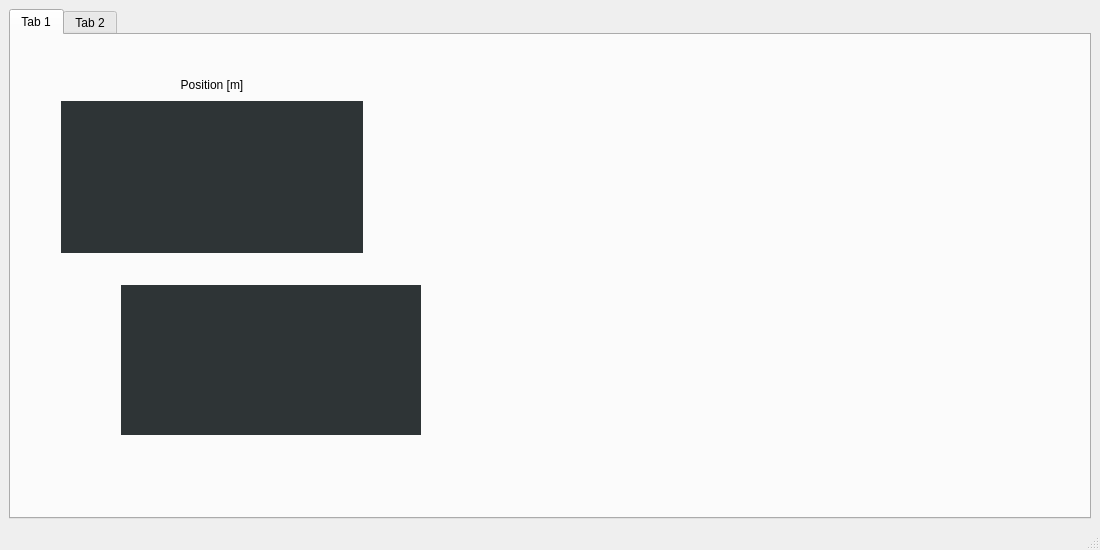
Old version of the form crazyflie_sim_dashboard/mainwindow.ui in the repository bhabas/sar_simulation.
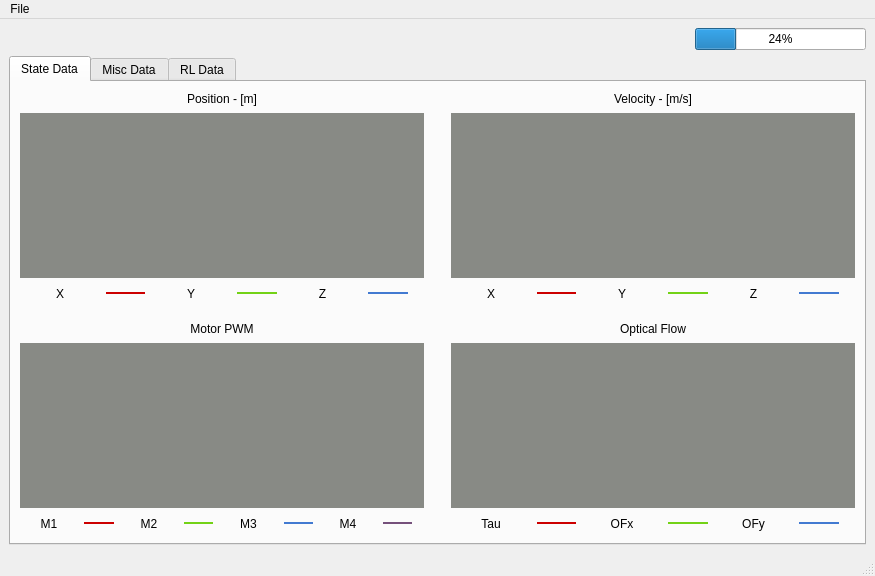
New version of the form. Custom widgets are drawn as their Qt base class.

Commit message: Working dashboard with basic plotting data

Diff of the .ui file:
```diff
--- a/crazyflie_sim_dashboard/mainwindow.ui
+++ b/crazyflie_sim_dashboard/mainwindow.ui
@@ -6,128 +6,586 @@
    <rect>
     <x>0</x>
     <y>0</y>
-    <width>1100</width>
-    <height>550</height>
+    <width>875</width>
+    <height>576</height>
    </rect>
   </property>
   <property name="windowTitle">
    <string>MainWindow</string>
   </property>
   <widget class="QWidget" name="centralwidget">
-   <layout class="QVBoxLayout" name="verticalLayout_5">
+   <layout class="QVBoxLayout" name="verticalLayout_2">
     <item>
-     <widget class="QTabWidget" name="Tabs">
-      <property name="currentIndex">
-       <number>0</number>
-      </property>
-      <widget class="QWidget" name="Tab1">
-       <attribute name="title">
-        <string>Tab 1</string>
-       </attribute>
-       <widget class="PosWidget" name="widget_3" native="true">
-        <property name="geometry">
-         <rect>
-          <x>110</x>
-          <y>250</y>
-          <width>300</width>
-          <height>150</height>
-         </rect>
+     <layout class="QVBoxLayout" name="verticalLayout">
+      <item>
+       <layout class="QHBoxLayout" name="horizontalLayout" stretch="80,20">
+        <item>
+         <spacer name="horizontalSpacer">
+          <property name="orientation">
+           <enum>Qt::Horizontal</enum>
+          </property>
+          <property name="sizeHint" stdset="0">
+           <size>
+            <width>40</width>
+            <height>20</height>
+           </size>
+          </property>
+         </spacer>
+        </item>
+        <item>
+         <widget class="QProgressBar" name="progressBar">
+          <property name="value">
+           <number>24</number>
+          </property>
+         </widget>
+        </item>
+       </layout>
+      </item>
+      <item>
+       <widget class="QTabWidget" name="tabWidget">
+        <property name="currentIndex">
+         <number>0</number>
         </property>
-        <property name="minimumSize">
-         <size>
-          <width>300</width>
-          <height>150</height>
-         </size>
-        </property>
-        <property name="focusPolicy">
-         <enum>Qt::NoFocus</enum>
-        </property>
-        <property name="styleSheet">
-         <string notr="true">background-color: rgb(46, 52, 54);</string>
-        </property>
+        <widget class="QWidget" name="Tab_State">
+         <attribute name="title">
+          <string>State Data</string>
+         </attribute>
+         <layout class="QHBoxLayout" name="horizontalLayout_6">
+          <item>
+           <layout class="QGridLayout" name="gridLayout" rowstretch="40,2,40" columnstretch="40,2,40" rowminimumheight="0,0,0">
+            <item row="0" column="1">
+             <spacer name="horizontalSpacer_6">
+              <property name="orientation">
+               <enum>Qt::Horizontal</enum>
+              </property>
+              <property name="sizeHint" stdset="0">
+               <size>
+                <width>40</width>
+                <height>20</height>
+               </size>
+              </property>
+             </spacer>
+            </item>
+            <item row="0" column="2">
+             <layout class="QVBoxLayout" name="verticalLayout_4" stretch="1,10,1">
+              <item>
+               <widget class="QLabel" name="label_5">
+                <property name="text">
+                 <string>Velocity - [m/s]</string>
+                </property>
+                <property name="alignment">
+                 <set>Qt::AlignCenter</set>
+                </property>
+               </widget>
+              </item>
+              <item>
+               <widget class="VelWidget" name="widget_2" native="true">
+                <property name="styleSheet">
+                 <string notr="true">background-color: rgb(136, 138, 133);</string>
+                </property>
+               </widget>
+              </item>
+              <item>
+               <layout class="QHBoxLayout" name="horizontalLayout_3" stretch="10,5,10,5,10,5,2">
+                <item>
+                 <widget class="QLabel" name="label_6">
+                  <property name="text">
+                   <string>X</string>
+                  </property>
+                  <property name="alignment">
+                   <set>Qt::AlignCenter</set>
+                  </property>
+                 </widget>
+                </item>
+                <item>
+                 <widget class="Line" name="line_4">
+                  <property name="styleSheet">
+                   <string notr="true">color: rgb(204, 0, 0);</string>
+                  </property>
+                  <property name="frameShadow">
+                   <enum>QFrame::Plain</enum>
+                  </property>
+                  <property name="lineWidth">
+                   <number>2</number>
+                  </property>
+                  <property name="orientation">
+                   <enum>Qt::Horizontal</enum>
+                  </property>
+                 </widget>
+                </item>
+                <item>
+                 <widget class="QLabel" name="label_7">
+                  <property name="text">
+                   <string>Y</string>
+                  </property>
+                  <property name="alignment">
+                   <set>Qt::AlignCenter</set>
+                  </property>
+                 </widget>
+                </item>
+                <item>
+                 <widget class="Line" name="line_5">
+                  <property name="styleSheet">
+                   <string notr="true">color: rgb(115, 210, 22);</string>
+                  </property>
+                  <property name="frameShadow">
+                   <enum>QFrame::Plain</enum>
+                  </property>
+                  <property name="lineWidth">
+                   <number>2</number>
+                  </property>
+                  <property name="orientation">
+                   <enum>Qt::Horizontal</enum>
+                  </property>
+                 </widget>
+                </item>
+                <item>
+                 <widget class="QLabel" name="label_8">
+                  <property name="text">
+                   <string>Z</string>
+                  </property>
+                  <property name="alignment">
+                   <set>Qt::AlignCenter</set>
+                  </property>
+                 </widget>
+                </item>
+                <item>
+                 <widget class="Line" name="line_6">
+                  <property name="styleSheet">
+                   <string notr="true">color: rgb(66, 122, 209);</string>
+                  </property>
+                  <property name="frameShadow">
+                   <enum>QFrame::Plain</enum>
+                  </property>
+                  <property name="lineWidth">
+                   <number>2</number>
+                  </property>
+                  <property name="orientation">
+                   <enum>Qt::Horizontal</enum>
+                  </property>
+                 </widget>
+                </item>
+                <item>
+                 <spacer name="horizontalSpacer_3">
+                  <property name="orientation">
+                   <enum>Qt::Horizontal</enum>
+                  </property>
+                  <property name="sizeHint" stdset="0">
+                   <size>
+                    <width>40</width>
+                    <height>20</height>
+                   </size>
+                  </property>
+                 </spacer>
+                </item>
+               </layout>
+              </item>
+             </layout>
+            </item>
+            <item row="0" column="0">
+             <layout class="QVBoxLayout" name="verticalLayout_3" stretch="1,10,1">
+              <item>
+               <widget class="QLabel" name="label">
+                <property name="text">
+                 <string>Position - [m]</string>
+                </property>
+                <property name="alignment">
+                 <set>Qt::AlignCenter</set>
+                </property>
+               </widget>
+              </item>
+              <item>
+               <widget class="PosWidget" name="widget" native="true">
+                <property name="styleSheet">
+                 <string notr="true">background-color: rgb(136, 138, 133);</string>
+                </property>
+               </widget>
+              </item>
+              <item>
+               <layout class="QHBoxLayout" name="horizontalLayout_2" stretch="10,5,10,5,10,5,2">
+                <item>
+                 <widget class="QLabel" name="label_2">
+                  <property name="text">
+                   <string>X</string>
+                  </property>
+                  <property name="alignment">
+                   <set>Qt::AlignCenter</set>
+                  </property>
+                 </widget>
+                </item>
+                <item>
+                 <widget class="Line" name="line">
+                  <property name="styleSheet">
+                   <string notr="true">color: rgb(204, 0, 0);</string>
+                  </property>
+                  <property name="frameShadow">
+                   <enum>QFrame::Plain</enum>
+                  </property>
+                  <property name="lineWidth">
+                   <number>2</number>
+                  </property>
+                  <property name="orientation">
+                   <enum>Qt::Horizontal</enum>
+                  </property>
+                 </widget>
+                </item>
+                <item>
+                 <widget class="QLabel" name="label_3">
+                  <property name="text">
+                   <string>Y</string>
+                  </property>
+                  <property name="alignment">
+                   <set>Qt::AlignCenter</set>
+                  </property>
+                 </widget>
+                </item>
+                <item>
+                 <widget class="Line" name="line_2">
+                  <property name="styleSheet">
+                   <string notr="true">color: rgb(115, 210, 22);</string>
+                  </property>
+                  <property name="frameShadow">
+                   <enum>QFrame::Plain</enum>
+                  </property>
+                  <property name="lineWidth">
+                   <number>2</number>
+                  </property>
+                  <property name="orientation">
+                   <enum>Qt::Horizontal</enum>
+                  </property>
+                 </widget>
+                </item>
+                <item>
+                 <widget class="QLabel" name="label_4">
+                  <property name="text">
+                   <string>Z</string>
+                  </property>
+                  <property name="alignment">
+                   <set>Qt::AlignCenter</set>
+                  </property>
+                 </widget>
+                </item>
+                <item>
+                 <widget class="Line" name="line_3">
+                  <property name="styleSheet">
+                   <string notr="true">color: rgb(66, 122, 209);</string>
+                  </property>
+                  <property name="frameShadow">
+                   <enum>QFrame::Plain</enum>
+                  </property>
+                  <property name="lineWidth">
+                   <number>2</number>
+                  </property>
+                  <property name="orientation">
+                   <enum>Qt::Horizontal</enum>
+                  </property>
+                 </widget>
+                </item>
+                <item>
+                 <spacer name="horizontalSpacer_2">
+                  <property name="orientation">
+                   <enum>Qt::Horizontal</enum>
+                  </property>
+                  <property name="sizeHint" stdset="0">
+                   <size>
+                    <width>40</width>
+                    <height>20</height>
+                   </size>
+                  </property>
+                 </spacer>
+                </item>
+               </layout>
+              </item>
+             </layout>
+            </item>
+            <item row="2" column="0">
+             <layout class="QVBoxLayout" name="verticalLayout_5" stretch="1,10,1">
+              <item>
+               <widget class="QLabel" name="label_9">
+                <property name="text">
+                 <string>Motor PWM</string>
+                </property>
+                <property name="alignment">
+                 <set>Qt::AlignCenter</set>
+                </property>
+               </widget>
+              </item>
+              <item>
+               <widget class="OmegaWidget" name="widget_3" native="true">
+                <property name="styleSheet">
+                 <string notr="true">background-color: rgb(136, 138, 133);</string>
+                </property>
+               </widget>
+              </item>
+              <item>
+               <layout class="QHBoxLayout" name="horizontalLayout_4" stretch="10,5,10,5,10,5,10,5,2">
+                <item>
+                 <widget class="QLabel" name="label_10">
+                  <property name="text">
+                   <string>M1</string>
+                  </property>
+                  <property name="alignment">
+                   <set>Qt::AlignCenter</set>
+                  </property>
+                 </widget>
+                </item>
+                <item>
+                 <widget class="Line" name="line_7">
+                  <property name="styleSheet">
+                   <string notr="true">color: rgb(204, 0, 0);</string>
+                  </property>
+                  <property name="frameShadow">
+                   <enum>QFrame::Plain</enum>
+                  </property>
+                  <property name="lineWidth">
+                   <number>2</number>
+                  </property>
+                  <property name="orientation">
+                   <enum>Qt::Horizontal</enum>
+                  </property>
+                 </widget>
+                </item>
+                <item>
+                 <widget class="QLabel" name="label_11">
+                  <property name="text">
+                   <string>M2</string>
+                  </property>
+                  <property name="alignment">
+                   <set>Qt::AlignCenter</set>
+                  </property>
+                 </widget>
+                </item>
+                <item>
+                 <widget class="Line" name="line_8">
+                  <property name="styleSheet">
+                   <string notr="true">color: rgb(115, 210, 22);</string>
+                  </property>
+                  <property name="frameShadow">
+                   <enum>QFrame::Plain</enum>
+                  </property>
+                  <property name="lineWidth">
+                   <number>2</number>
+                  </property>
+                  <property name="orientation">
+                   <enum>Qt::Horizontal</enum>
+                  </property>
+                 </widget>
+                </item>
+                <item>
+                 <widget class="QLabel" name="label_12">
+                  <property name="text">
+                   <string>M3</string>
+                  </property>
+                  <property name="alignment">
+                   <set>Qt::AlignCenter</set>
+                  </property>
+                 </widget>
+                </item>
+                <item>
+                 <widget class="Line" name="line_9">
+                  <property name="styleSheet">
+                   <string notr="true">color: rgb(66, 122, 209);</string>
+                  </property>
+                  <property name="frameShadow">
+                   <enum>QFrame::Plain</enum>
+                  </property>
+                  <property name="lineWidth">
+                   <number>2</number>
+                  </property>
+                  <property name="orientation">
+                   <enum>Qt::Horizontal</enum>
+                  </property>
+                 </widget>
+                </item>
+                <item>
+                 <widget class="QLabel" name="label_17">
+                  <property name="text">
+                   <string>M4</string>
+                  </property>
+                  <property name="alignment">
+                   <set>Qt::AlignCenter</set>
+                  </property>
+                 </widget>
+                </item>
+                <item>
+                 <widget class="Line" name="line_13">
+                  <property name="styleSheet">
+                   <string notr="true">color: rgb(117, 80, 123);</string>
+                  </property>
+                  <property name="frameShadow">
+                   <enum>QFrame::Plain</enum>
+                  </property>
+                  <property name="lineWidth">
+                   <number>2</number>
+                  </property>
+                  <property name="orientation">
+                   <enum>Qt::Horizontal</enum>
+                  </property>
+                 </widget>
+                </item>
+                <item>
+                 <spacer name="horizontalSpacer_4">
+                  <property name="orientation">
+                   <enum>Qt::Horizontal</enum>
+                  </property>
+                  <property name="sizeHint" stdset="0">
+                   <size>
+                    <width>40</width>
+                    <height>20</height>
+                   </size>
+                  </property>
+                 </spacer>
+                </item>
+               </layout>
+              </item>
+             </layout>
+            </item>
+            <item row="2" column="2">
+             <layout class="QVBoxLayout" name="verticalLayout_6" stretch="1,10,1">
+              <item>
+               <widget class="QLabel" name="label_13">
+                <property name="text">
+                 <string>Optical Flow</string>
+                </property>
+                <property name="alignment">
+                 <set>Qt::AlignCenter</set>
+                </property>
+               </widget>
+              </item>
+              <item>
+               <widget class="OF_Widget" name="widget_4" native="true">
+                <property name="styleSheet">
+                 <string notr="true">background-color: rgb(136, 138, 133);</string>
+                </property>
+               </widget>
+              </item>
+              <item>
+               <layout class="QHBoxLayout" name="horizontalLayout_5" stretch="10,5,10,5,10,5,2">
+                <item>
+                 <widget class="QLabel" name="label_14">
+                  <property name="text">
+                   <string>Tau</string>
+                  </property>
+                  <property name="alignment">
+                   <set>Qt::AlignCenter</set>
+                  </property>
+                 </widget>
+                </item>
+                <item>
+                 <widget class="Line" name="line_10">
+                  <property name="styleSheet">
+                   <string notr="true">color: rgb(204, 0, 0);</string>
+                  </property>
+                  <property name="frameShadow">
+                   <enum>QFrame::Plain</enum>
+                  </property>
+                  <property name="lineWidth">
+                   <number>2</number>
+                  </property>
+                  <property name="orientation">
+                   <enum>Qt::Horizontal</enum>
+                  </property>
+                 </widget>
+                </item>
+                <item>
+                 <widget class="QLabel" name="label_15">
+                  <property name="text">
+                   <string>OFx</string>
+                  </property>
+                  <property name="alignment">
+                   <set>Qt::AlignCenter</set>
+                  </property>
+                 </widget>
+                </item>
+                <item>
+                 <widget class="Line" name="line_11">
+                  <property name="styleSheet">
+                   <string notr="true">color: rgb(115, 210, 22);</string>
+                  </property>
+                  <property name="frameShadow">
+                   <enum>QFrame::Plain</enum>
+                  </property>
+                  <property name="lineWidth">
+                   <number>2</number>
+                  </property>
+                  <property name="orientation">
+                   <enum>Qt::Horizontal</enum>
+                  </property>
+                 </widget>
+                </item>
+                <item>
+                 <widget class="QLabel" name="label_16">
+                  <property name="text">
+                   <string>OFy</string>
+                  </property>
+                  <property name="alignment">
+                   <set>Qt::AlignCenter</set>
+                  </property>
+                 </widget>
+                </item>
+                <item>
+                 <widget class="Line" name="line_12">
+                  <property name="styleSheet">
+                   <string notr="true">color: rgb(66, 122, 209);</string>
+                  </property>
+                  <property name="frameShadow">
+                   <enum>QFrame::Plain</enum>
+                  </property>
+                  <property name="lineWidth">
+                   <number>2</number>
+                  </property>
+                  <property name="orientation">
+                   <enum>Qt::Horizontal</enum>
+                  </property>
+                 </widget>
+                </item>
+                <item>
+                 <spacer name="horizontalSpacer_5">
+                  <property name="orientation">
+                   <enum>Qt::Horizontal</enum>
+                  </property>
+                  <property name="sizeHint" stdset="0">
+                   <size>
+                    <width>40</width>
+                    <height>20</height>
+                   </size>
+                  </property>
+                 </spacer>
+                </item>
+               </layout>
+              </item>
+             </layout>
+            </item>
+            <item row="1" column="2">
+             <spacer name="verticalSpacer">
+              <property name="orientation">
+               <enum>Qt::Vertical</enum>
+              </property>
+              <property name="sizeHint" stdset="0">
+               <size>
+                <width>20</width>
+                <height>40</height>
+               </size>
+              </property>
+             </spacer>
+            </item>
+           </layout>
+          </item>
+         </layout>
+        </widget>
+        <widget class="QWidget" name="Tab_Misc">
+         <attribute name="title">
+          <string>Misc Data</string>
+         </attribute>
+        </widget>
+        <widget class="QWidget" name="Tab_RL">
+         <attribute name="title">
+          <string>RL Data</string>
+         </attribute>
+        </widget>
        </widget>
-       <widget class="QWidget" name="">
-        <property name="geometry">
-         <rect>
-          <x>50</x>
-          <y>40</y>
-          <width>302</width>
-          <height>178</height>
-         </rect>
-        </property>
-        <layout class="QVBoxLayout" name="verticalLayout">
-         <item>
-          <widget class="QLabel" name="label">
-           <property name="enabled">
-            <bool>true</bool>
-           </property>
-           <property name="sizePolicy">
-            <sizepolicy hsizetype="Preferred" vsizetype="Fixed">
-             <horstretch>0</horstretch>
-             <verstretch>0</verstretch>
-            </sizepolicy>
-           </property>
-           <property name="minimumSize">
-            <size>
-             <width>0</width>
-             <height>20</height>
-            </size>
-           </property>
-           <property name="text">
-            <string>Position [m]</string>
-           </property>
-           <property name="alignment">
-            <set>Qt::AlignCenter</set>
-           </property>
-          </widget>
-         </item>
-         <item>
-          <widget class="PosWidget" name="widget" native="true">
-           <property name="minimumSize">
-            <size>
-             <width>300</width>
-             <height>150</height>
-            </size>
-           </property>
-           <property name="focusPolicy">
-            <enum>Qt::NoFocus</enum>
-           </property>
-           <property name="styleSheet">
-            <string notr="true">background-color: rgb(46, 52, 54);</string>
-           </property>
-          </widget>
-         </item>
-        </layout>
-       </widget>
-      </widget>
-      <widget class="QWidget" name="Tab2">
-       <attribute name="title">
-        <string>Tab 2</string>
-       </attribute>
-       <widget class="PosWidget" name="widget_8" native="true">
-        <property name="geometry">
-         <rect>
-          <x>140</x>
-          <y>90</y>
-          <width>300</width>
-          <height>150</height>
-         </rect>
-        </property>
-        <property name="minimumSize">
-         <size>
-          <width>300</width>
-          <height>150</height>
-         </size>
-        </property>
-        <property name="focusPolicy">
-         <enum>Qt::NoFocus</enum>
-        </property>
-        <property name="styleSheet">
-         <string notr="true">background-color: rgb(46, 52, 54);</string>
-        </property>
-       </widget>
-      </widget>
-     </widget>
+      </item>
+     </layout>
     </item>
    </layout>
   </widget>
@@ -136,10 +594,16 @@
     <rect>
      <x>0</x>
      <y>0</y>
-     <width>1100</width>
+     <width>875</width>
      <height>22</height>
     </rect>
    </property>
+   <widget class="QMenu" name="menuFile">
+    <property name="title">
+     <string>File</string>
+    </property>
+   </widget>
+   <addaction name="menuFile"/>
   </widget>
   <widget class="QStatusBar" name="statusbar"/>
  </widget>
@@ -150,6 +614,24 @@
    <header>Plotter</header>
    <container>1</container>
   </customwidget>
+  <customwidget>
+   <class>VelWidget</class>
+   <extends>QWidget</extends>
+   <header>Plotter</header>
+   <container>1</container>
+  </customwidget>
+  <customwidget>
+   <class>OmegaWidget</class>
+   <extends>QWidget</extends>
+   <header>Plotter</header>
+   <container>1</container>
+  </customwidget>
+  <customwidget>
+   <class>OF_Widget</class>
+   <extends>QWidget</extends>
+   <header>Plotter</header>
+   <container>1</container>
+  </customwidget>
  </customwidgets>
  <resources/>
  <connections/>
```
The commit also changes 4 other files.
